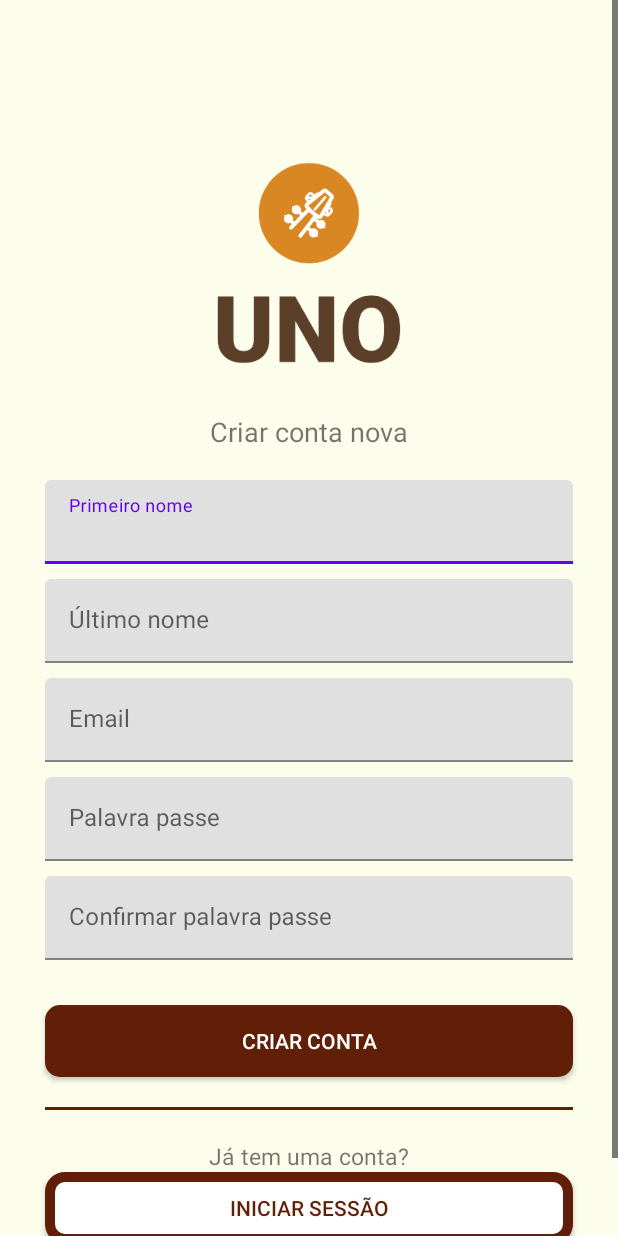
After one commit to rafaelbaptista13/UNO, an Android app: the RegisterActivity screen opened directly, with no data from a screen before it, on a phone screen of 412 x 824 dp. The commit adds this screen. Run offline under Robolectric (Android 15) with nearby library versions, the phone set to English and light mode, and no system bars.

Commit message:
Login and Register Activities

```diff
--- /dev/null
+++ b/UNOMobile/app/src/main/java/com/example/unomobile/activities/RegisterActivity.kt
@@ -0,0 +1,23 @@
+package com.example.unomobile.activities
+
+import android.content.Intent
+import androidx.appcompat.app.AppCompatActivity
+import android.os.Bundle
+import androidx.appcompat.widget.AppCompatButton
+import com.example.unomobile.R
+
+class RegisterActivity : AppCompatActivity() {
+
+    lateinit var login_button : AppCompatButton;
+
+    override fun onCreate(savedInstanceState: Bundle?) {
+        super.onCreate(savedInstanceState)
+        setContentView(R.layout.activity_register)
+
+        login_button = findViewById(R.id.login_button)
+        login_button.setOnClickListener {
+            val intent = Intent(this@RegisterActivity, LoginActivity::class.java)
+            startActivity(intent)
+        }
+    }
+}
--- /dev/null
+++ b/UNOMobile/app/src/main/res/drawable/inverse_primary_button.xml
@@ -0,0 +1,7 @@
+<?xml version="1.0" encoding="utf-8"?>
+<shape xmlns:android="http://schemas.android.com/apk/res/android"
+    android:shape="rectangle">
+    <solid android:color="#fff" />
+    <corners android:radius="10dp" />
+    <stroke android:width="10px" android:color="@color/primary_text" />
+</shape>
--- /dev/null
+++ b/UNOMobile/app/src/main/res/drawable/primary_button.xml
@@ -0,0 +1,6 @@
+<?xml version="1.0" encoding="utf-8"?>
+<shape xmlns:android="http://schemas.android.com/apk/res/android"
+    android:shape="rectangle">
+    <solid android:color="@color/primary_text" />
+    <corners android:radius="10dp" />
+</shape>
--- /dev/null
+++ b/UNOMobile/app/src/main/res/layout/activity_register.xml
@@ -0,0 +1,165 @@
+<?xml version="1.0" encoding="utf-8"?>
+<ScrollView xmlns:android="http://schemas.android.com/apk/res/android"
+    xmlns:app="http://schemas.android.com/apk/res-auto"
+    xmlns:tools="http://schemas.android.com/tools"
+    android:layout_width="match_parent"
+    android:layout_height="match_parent"
+    tools:context=".activities.RegisterActivity">
+
+    <androidx.constraintlayout.widget.ConstraintLayout
+        android:layout_width="match_parent"
+        android:layout_height="match_parent">
+
+        <ImageView
+            android:id="@+id/uno_logo"
+            android:layout_width="fill_parent"
+            android:layout_height="200dp"
+            android:contentDescription="@string/app_logo"
+            android:src="@drawable/logo_vertical_no_background"
+            app:layout_constraintEnd_toEndOf="parent"
+            app:layout_constraintStart_toStartOf="parent"
+            app:layout_constraintTop_toTopOf="parent"
+            android:layout_marginTop="75dp"/>
+
+        <TextView
+            android:id="@+id/textView"
+            android:layout_width="wrap_content"
+            android:layout_height="wrap_content"
+            android:text="Criar conta nova"
+            android:textSize="18dp"
+            app:layout_constraintEnd_toEndOf="parent"
+            app:layout_constraintStart_toStartOf="parent"
+            app:layout_constraintTop_toBottomOf="@+id/uno_logo"
+            />
+
+        <com.google.android.material.textfield.TextInputLayout
+            android:id="@+id/tvFirstName"
+            android:layout_width="match_parent"
+            android:layout_height="wrap_content"
+            android:layout_marginHorizontal="30dp"
+            android:hint="Primeiro nome"
+            app:layout_constraintTop_toBottomOf="@+id/textView"
+            android:layout_marginTop="20dp">
+
+            <EditText
+                android:id="@+id/input_first_name"
+                android:layout_width="match_parent"
+                android:layout_height="wrap_content" />
+
+        </com.google.android.material.textfield.TextInputLayout>
+
+        <com.google.android.material.textfield.TextInputLayout
+            android:id="@+id/tvLastName"
+            android:layout_width="match_parent"
+            android:layout_height="wrap_content"
+            android:layout_marginHorizontal="30dp"
+            android:hint="Último nome"
+            app:layout_constraintTop_toBottomOf="@+id/tvFirstName"
+            android:layout_marginTop="10dp">
+
+            <EditText
+                android:id="@+id/input_last_name"
+                android:layout_width="match_parent"
+                android:layout_height="wrap_content" />
+
+        </com.google.android.material.textfield.TextInputLayout>
+
+        <com.google.android.material.textfield.TextInputLayout
+            android:id="@+id/tvEmail"
+            android:layout_width="match_parent"
+            android:layout_height="wrap_content"
+            android:layout_marginHorizontal="30dp"
+            android:hint="Email"
+            app:layout_constraintTop_toBottomOf="@+id/tvLastName"
+            android:layout_marginTop="10dp">
+
+            <EditText
+                android:id="@+id/input_email"
+                android:layout_width="match_parent"
+                android:layout_height="wrap_content" />
+
+        </com.google.android.material.textfield.TextInputLayout>
+
+        <com.google.android.material.textfield.TextInputLayout
+            android:id="@+id/tvPassword"
+            android:layout_width="match_parent"
+            android:layout_height="wrap_content"
+            android:layout_marginHorizontal="30dp"
+            android:hint="Palavra passe"
+            app:layout_constraintTop_toBottomOf="@+id/tvEmail"
+            android:layout_marginTop="10dp">
+
+            <EditText
+                android:id="@+id/input_password"
+                android:layout_width="match_parent"
+                android:layout_height="wrap_content"
+                android:inputType="textPassword"/>
+
+        </com.google.android.material.textfield.TextInputLayout>
+
+        <com.google.android.material.textfield.TextInputLayout
+            android:id="@+id/tvConfirmPassword"
+            android:layout_width="match_parent"
+            android:layout_height="wrap_content"
+            android:layout_marginHorizontal="30dp"
+            android:hint="Confirmar palavra passe"
+            app:layout_constraintTop_toBottomOf="@+id/tvPassword"
+            android:layout_marginTop="10dp">
+
+            <EditText
+                android:id="@+id/input_confirm_password"
+                android:layout_width="match_parent"
+                android:layout_height="wrap_content"
+                android:inputType="textPassword"/>
+
+        </com.google.android.material.textfield.TextInputLayout>
+
+        <androidx.appcompat.widget.AppCompatButton
+            android:id="@+id/register_button"
+            android:layout_width="match_parent"
+            android:text="Criar conta"
+            android:layout_margin="30dp"
+            android:textColor="#fff"
+            android:layout_height="wrap_content"
+            app:layout_constraintTop_toBottomOf="@+id/tvConfirmPassword"
+            android:background="@drawable/primary_button"
+            />
+
+        <View
+            android:id="@+id/line_break"
+            android:layout_width="match_parent"
+            android:layout_height="2dp"
+            android:background="@color/primary_text"
+            android:layout_below="@+id/login_button"
+            android:layout_marginTop="20dp"
+            android:layout_marginHorizontal="30dp"
+            app:layout_constraintTop_toBottomOf="@+id/register_button"/>
+
+        <TextView
+            android:id="@+id/textViewDescription"
+            android:layout_width="wrap_content"
+            android:layout_height="wrap_content"
+            android:text="Já tem uma conta?"
+            android:textSize="15dp"
+            app:layout_constraintEnd_toEndOf="parent"
+            app:layout_constraintStart_toStartOf="parent"
+            app:layout_constraintTop_toBottomOf="@+id/line_break"
+            app:layout_constraintBottom_toTopOf="@+id/login_button"
+            android:layout_marginTop="20dp"
+            />
+
+        <androidx.appcompat.widget.AppCompatButton
+            android:id="@+id/login_button"
+            android:layout_width="match_parent"
+            android:text="Iniciar sessão"
+            android:layout_marginHorizontal="30dp"
+            android:layout_marginBottom="50dp"
+            android:textColor="@color/primary_text"
+            android:layout_height="wrap_content"
+            app:layout_constraintTop_toBottomOf="@+id/textViewDescription"
+            android:background="@drawable/inverse_primary_button"
+            app:layout_constraintBottom_toBottomOf="parent"
+            />
+
+    </androidx.constraintlayout.widget.ConstraintLayout>
+</ScrollView>
```
Also changed, not shown: UNOMobile/app/src/main/AndroidManifest.xml (+16 -1 lines), UNOMobile/app/src/main/java/com/example/unomobile/MainActivity.kt (+16 -0 lines), UNOMobile/app/src/main/java/com/example/unomobile/activities/LoginActivity.kt (added, +38 -0 lines), UNOMobile/app/src/main/res/layout/activity_login.xml (added, +109 -0 lines), UNOMobile/app/src/main/res/drawable/logo_vertical_no_background.png (added).
